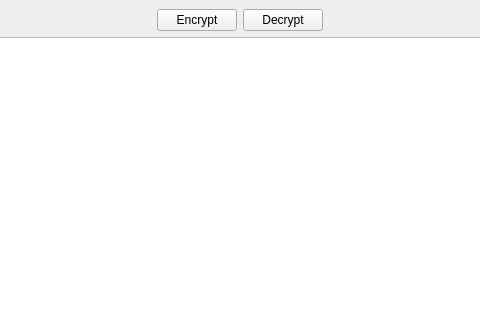
Old version of the form src/filewindow.ui in the repository hsBoyz/MiniLockSync; both pictures show x 171 to 651 and y 0 to 320 of the 821 by 541 pixel window.
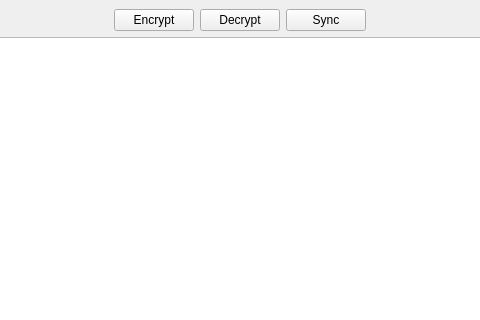
New version of the form.

Diff of the .ui file:
```diff
--- a/src/filewindow.ui
+++ b/src/filewindow.ui
@@ -51,6 +51,13 @@
         </property>
        </widget>
       </item>
+      <item>
+       <widget class="QPushButton" name="pushButton_sync">
+        <property name="text">
+         <string>Sync</string>
+        </property>
+       </widget>
+      </item>
       <item>
        <spacer name="horizontalSpacer">
         <property name="orientation">
```
